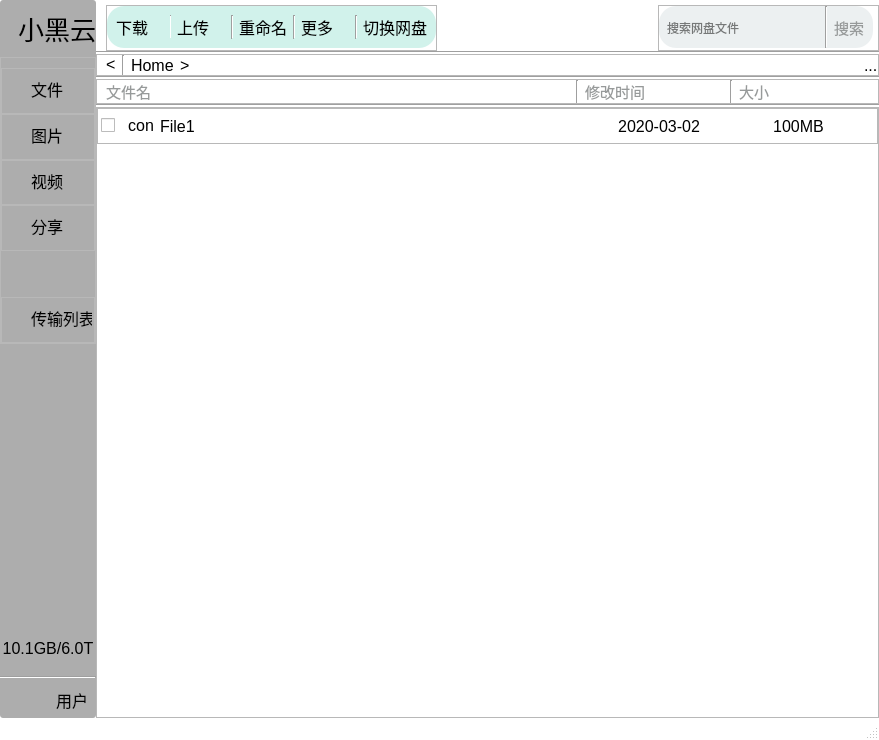
Before: the Qt Designer form SBCclient.ui in aibotez/SBCClientV2, drawn with Qt 5.
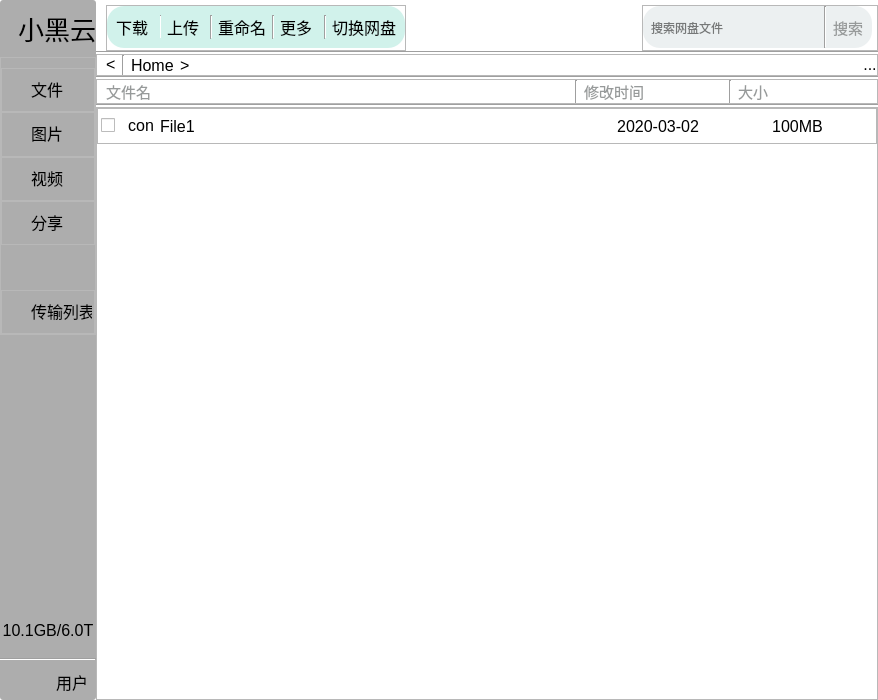
After: the same form once the commit is applied. Icons and pictures are not drawn.

Diff of the .ui file:
```diff
--- a/SBCclient.ui
+++ b/SBCclient.ui
@@ -6,10 +6,16 @@
    <rect>
     <x>0</x>
     <y>0</y>
-    <width>879</width>
-    <height>740</height>
+    <width>878</width>
+    <height>700</height>
    </rect>
   </property>
+  <property name="minimumSize">
+   <size>
+    <width>800</width>
+    <height>700</height>
+   </size>
+  </property>
   <property name="font">
    <font>
     <family>宋体</family>
@@ -57,7 +63,19 @@
 	Width:60px;
 }</string>
   </property>
+  <property name="animated">
+   <bool>true</bool>
+  </property>
+  <property name="documentMode">
+   <bool>false</bool>
+  </property>
   <widget class="QWidget" name="centralwidget">
+   <property name="minimumSize">
+    <size>
+     <width>0</width>
+     <height>0</height>
+    </size>
+   </property>
    <layout class="QHBoxLayout" name="horizontalLayout_5" stretch="1">
     <property name="spacing">
      <number>0</number>
@@ -83,7 +101,7 @@
        <widget class="QFrame" name="frame">
         <property name="maximumSize">
          <size>
-          <width>200</width>
+          <width>150</width>
           <height>16777215</height>
          </size>
         </property>
@@ -154,6 +172,12 @@
          </item>
          <item>
           <widget class="QFrame" name="frame_7">
+           <property name="maximumSize">
+            <size>
+             <width>16777215</width>
+             <height>300</height>
+            </size>
+           </property>
            <property name="frameShape">
             <enum>QFrame::StyledPanel</enum>
            </property>
@@ -455,6 +479,12 @@
           </property>
           <item>
            <widget class="QFrame" name="frame_9">
+            <property name="maximumSize">
+             <size>
+              <width>300</width>
+              <height>16777215</height>
+             </size>
+            </property>
             <property name="frameShape">
              <enum>QFrame::StyledPanel</enum>
             </property>
@@ -619,6 +649,18 @@
           </item>
           <item>
            <widget class="QFrame" name="frame_10">
+            <property name="minimumSize">
+             <size>
+              <width>0</width>
+              <height>0</height>
+             </size>
+            </property>
+            <property name="maximumSize">
+             <size>
+              <width>260</width>
+              <height>16777215</height>
+             </size>
+            </property>
             <property name="frameShape">
              <enum>QFrame::StyledPanel</enum>
             </property>
@@ -829,9 +871,25 @@
              </item>
              <item>
               <widget class="QLabel" name="label_8">
+               <property name="font">
+                <font>
+                 <pointsize>-1</pointsize>
+                 <weight>50</weight>
+                 <bold>false</bold>
+                </font>
+               </property>
+               <property name="cursor">
+                <cursorShape>PointingHandCursor</cursorShape>
+               </property>
                <property name="text">
                 <string>...</string>
                </property>
+               <property name="alignment">
+                <set>Qt::AlignHCenter|Qt::AlignTop</set>
+               </property>
+               <property name="margin">
+                <number>0</number>
+               </property>
               </widget>
              </item>
             </layout>
@@ -986,6 +1044,9 @@
           <property name="lineWidth">
            <number>-1</number>
           </property>
+          <property name="horizontalScrollBarPolicy">
+           <enum>Qt::ScrollBarAlwaysOff</enum>
+          </property>
           <property name="widgetResizable">
            <bool>true</bool>
           </property>
@@ -997,8 +1058,8 @@
             <rect>
              <x>0</x>
              <y>0</y>
-             <width>737</width>
-             <height>583</height>
+             <width>736</width>
+             <height>565</height>
             </rect>
            </property>
            <property name="layoutDirection">
@@ -1193,7 +1254,6 @@
     </rect>
    </property>
   </widget>
-  <widget class="QStatusBar" name="statusbar"/>
  </widget>
  <resources/>
  <connections/>
```
Left out of the diff: 4 changed lines with no effect on the pictures.
